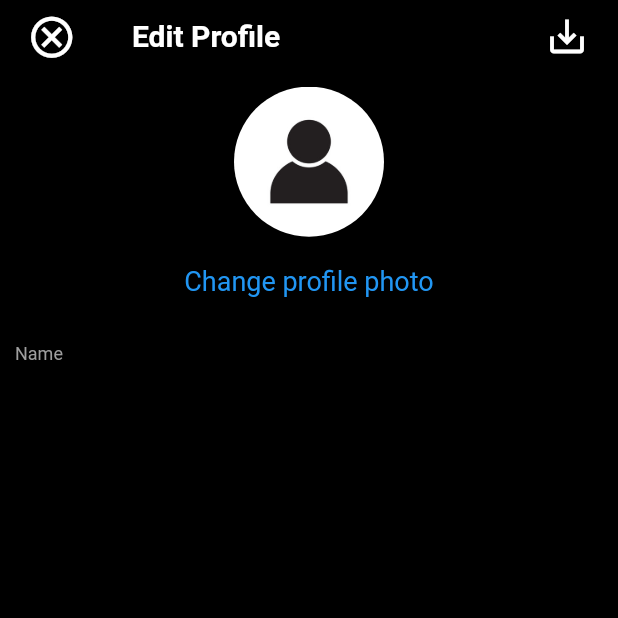
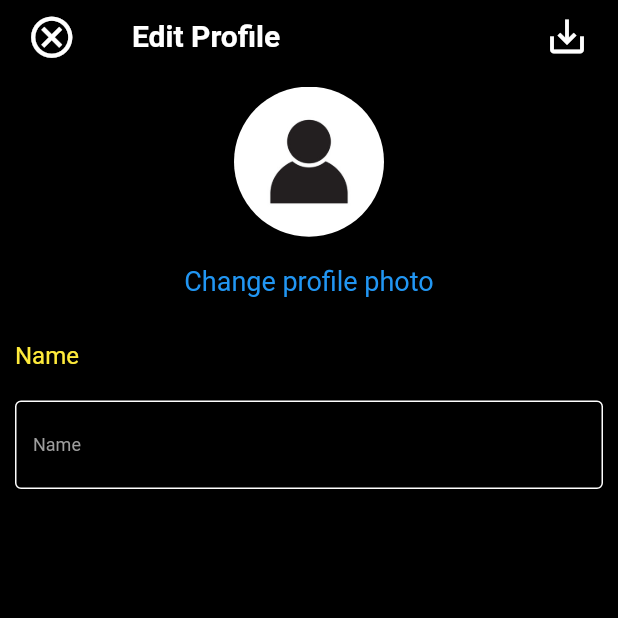
Before and after one commit to PiyushVaghasiya/trainee_app, a Flutter app: the Edit_profile screen opened directly, on a phone screen of 412 x 824 dp, the top half of it. Run offline on Flutter 3.47's test engine with Material 2 defaults, Android fonts, the phone set to English and light mode, and no system bars; our stand-ins replace form_field_validator.

Commit message:
adding validator to edit profile page and search page

```diff
--- a/lib/edit_profile.dart
+++ b/lib/edit_profile.dart
@@ -1,4 +1,5 @@
 import 'package:flutter/material.dart';
+import 'package:form_field_validator/form_field_validator.dart';
 
 class Edit_profile extends StatefulWidget {
   const Edit_profile({Key? key}) : super(key: key);
@@ -88,13 +89,34 @@ class _Edit_profileState extends State<Edit_profile>
                   ],
                 ),
               ),
-              TextFormField(style: TextStyle(color: Colors.white),
-                keyboardType: TextInputType.name,
-                decoration: InputDecoration(
-                  labelText: "Name",
-                  labelStyle: TextStyle(color: Colors.grey, fontSize: 12),
-                ),
-              ),
+              Form(
+                  child: Column(
+                children: [
+                  TextFormField(
+                    autovalidateMode: AutovalidateMode.onUserInteraction,
+                    decoration: InputDecoration(
+                      labelText: "Name",
+                      labelStyle: TextStyle(color: Colors.yellow),
+                    ),
+                    validator: RequiredValidator(errorText: "is required"),
+                  ),
+                  TextFormField(
+                    autovalidateMode: AutovalidateMode.onUserInteraction,
+                    style: TextStyle(color: Colors.white),
+                    validator: EmailValidator(errorText: "enter valid email"),
+                    decoration: InputDecoration(
+                      labelText: "Name",
+                      labelStyle: TextStyle(color: Colors.grey, fontSize: 12),
+                      enabledBorder: OutlineInputBorder(
+                        borderSide: BorderSide(color: Colors.white),
+                      ),
+                      border: UnderlineInputBorder(
+                        borderSide: BorderSide(color: Colors.white),
+                      ),
+                    ),
+                  ),
+                ],
+              ))
             ],
           ),
         ),
--- a/lib/main.dart
+++ b/lib/main.dart
@@ -7,6 +7,7 @@ import 'package:untitled/Demo/Textformfield.dart';
 import 'package:untitled/Demo/Textformfield.dart';
 import 'package:untitled/Demo/radio_button_demo.dart';
 import 'package:untitled/Reels.dart';
+import 'package:untitled/edit_profile.dart';
 import 'package:untitled/messages.dart';
 import 'package:untitled/profile.dart';
 import 'package:untitled/search.dart';
@@ -21,7 +22,7 @@ class MyApp extends StatelessWidget {
   Widget build(BuildContext context) {
     return MaterialApp(
       debugShowCheckedModeBanner: false,
-      home: Chat(),
+      home:Edit_profile(),
     );
   }
 }
--- a/pubspec.yaml
+++ b/pubspec.yaml
@@ -23,6 +23,7 @@ environment:
 dependencies:
   flutter:
     sdk: flutter
+  form_field_validator: ^1.1.0
 
 
   # The following adds the Cupertino Icons font to your application.
@@ -33,6 +34,7 @@ dev_dependencies:
   flutter_test:
     sdk: flutter
 
+carousel_slider: ^4.0.0
 # For information on the generic Dart part of this file, see the
 # following page: https://dart.dev/tools/pub/pubspec
 
```
Also changed, not shown: lib/Demo/Textformfield.dart (+21 -9 lines), lib/search.dart (+9 -6 lines).
